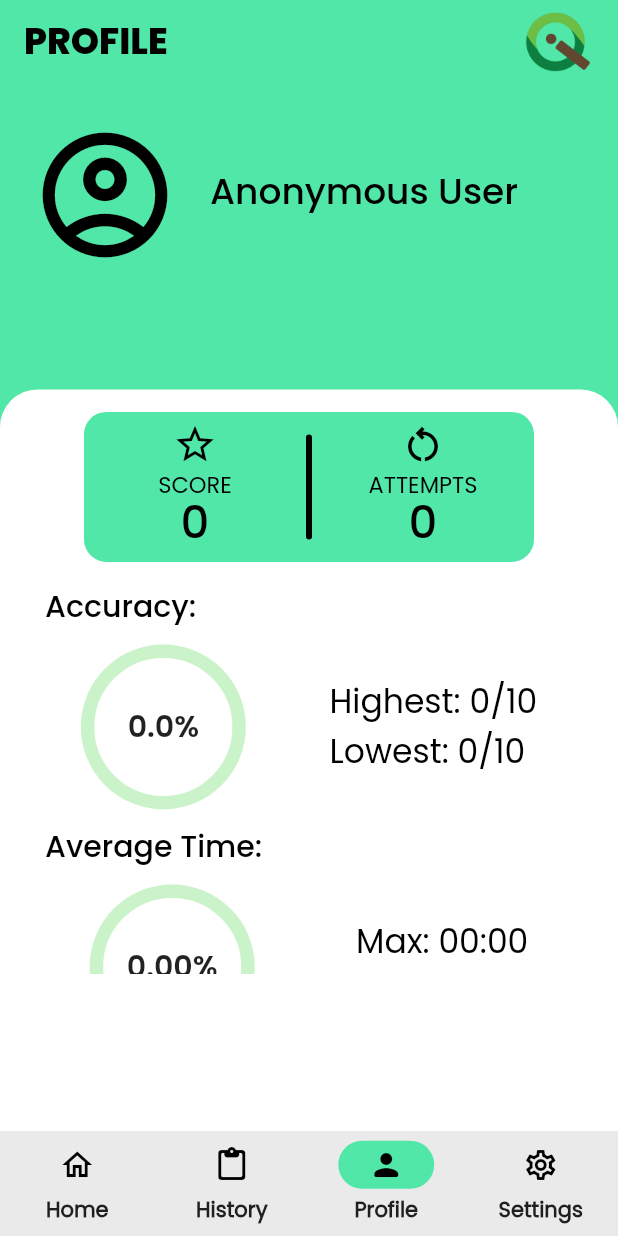
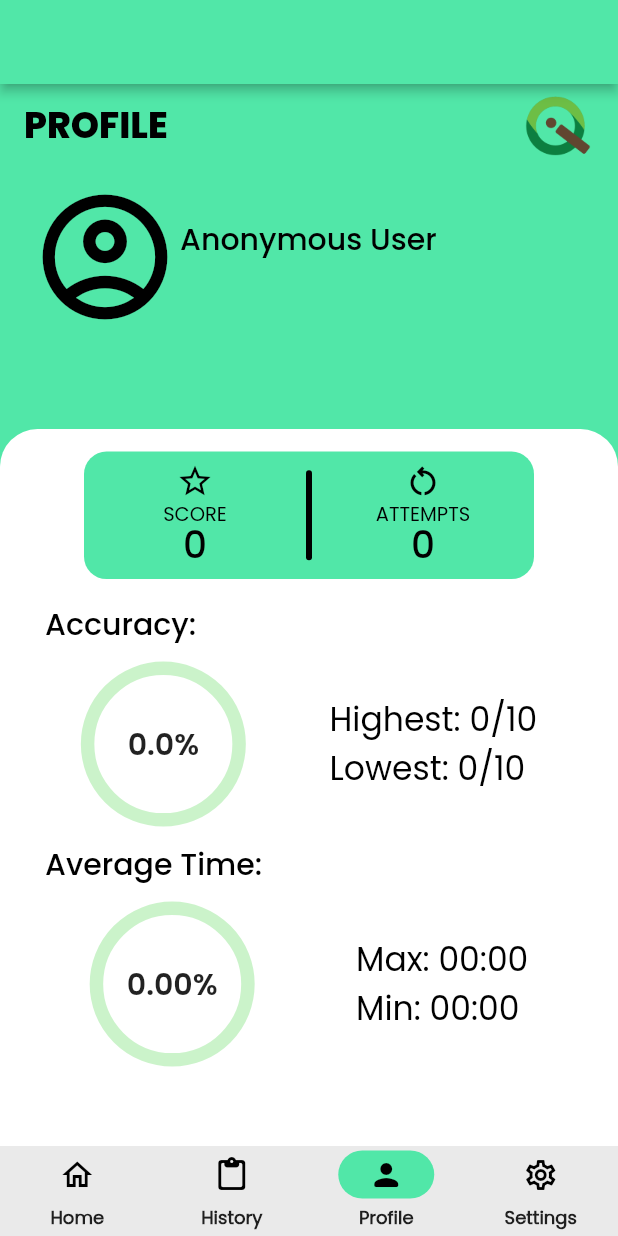
Before and after one commit to jelloalmoite/investor-quiz-app, a Flutter app: the screen it shows after launch, item 3 of the bottom bar chosen, on a phone screen of 412 x 824 dp. Run offline on Flutter 3.47's test engine with Material 2 defaults, Android fonts, the phone set to English and light mode, and no system bars; drawn by our look-alikes of auto_size_text, percent_indicator; our stand-ins replace animated_splash_screen, assets_audio_player, flutter_switch, google_mobile_ads, hive, hive_flutter and 6 more; missing offline and left inert: launch_review; accounts and stored records are empty; network calls fail.

Commit message:
Banner ad update & affected pages adjustment

```diff
--- a/lib/main.dart
+++ b/lib/main.dart
@@ -7,9 +7,11 @@ import '/pages/settings.dart';
 import 'package:hive_flutter/hive_flutter.dart';
 import 'package:animated_splash_screen/animated_splash_screen.dart';
 import 'package:page_transition/page_transition.dart';
+import 'package:google_mobile_ads/google_mobile_ads.dart';
 
 void main() async {
   WidgetsFlutterBinding.ensureInitialized();
+  MobileAds.instance.initialize();
   await Hive.initFlutter();
   await Hive.openBox('Personal_Finance');
   await Hive.openBox('Investment_and_Portfolio_Management');
@@ -81,6 +83,26 @@ class MainPage extends StatefulWidget {
 }
 
 class _MainPageState extends State<MainPage> {
+  late BannerAd _bannerAd;
+  bool _isAdLoaded = false;
+
+  _initBannerAd() {
+    _bannerAd = BannerAd(
+      adUnitId: "ca-app-pub-3940256099942544/6300978111",
+      size: AdSize.banner,
+      request: AdRequest(),
+      listener: BannerAdListener(
+          onAdLoaded: (ad) {
+            setState(() {
+              _isAdLoaded = true;
+            });
+          },
+          onAdFailedToLoad: (ad, error) {}),
+    );
+
+    _bannerAd.load();
+  }
+
   int selectedIndex = 0;
   final screens = [
     const HomePage(),
@@ -93,6 +115,7 @@ class _MainPageState extends State<MainPage> {
   @override
   void initState() {
     super.initState();
+    _initBannerAd();
     if (widget.chosenIndex != null) {
       selectedIndex = widget.chosenIndex!;
     }
@@ -124,6 +147,17 @@ class _MainPageState extends State<MainPage> {
         }
       },
       child: Scaffold(
+        appBar: AppBar(
+          elevation: 3,
+          centerTitle: true,
+          title: _isAdLoaded
+              ? SizedBox(
+                  height: _bannerAd.size.height.toDouble(),
+                  width: _bannerAd.size.width.toDouble(),
+                  child: AdWidget(ad: _bannerAd),
+                )
+              : const SizedBox(),
+        ),
         body: IndexedStack(
           index: selectedIndex,
           children: screens,
@@ -133,11 +167,11 @@ class _MainPageState extends State<MainPage> {
             indicatorColor: const Color.fromRGBO(81, 231, 168, 1),
             labelTextStyle: MaterialStateProperty.all(const TextStyle(
                 fontFamily: 'Poppins',
-                fontSize: 14,
+                fontSize: 12,
                 fontWeight: FontWeight.bold)),
           ),
           child: NavigationBar(
-            height: 70,
+            height: 60,
             selectedIndex: selectedIndex,
             onDestinationSelected: (index) =>
                 setState(() => selectedIndex = index),
--- a/lib/pages/home.dart
+++ b/lib/pages/home.dart
@@ -88,7 +88,7 @@ class _HomePageState extends State<HomePage> {
   //==========Category card image/icon
   cardImage(String title, String image) {
     Image picture = Image(
-        image: AssetImage(image), height: 130, width: 130, fit: BoxFit.cover);
+        image: AssetImage(image), height: 110, width: 110, fit: BoxFit.cover);
 
     if (title == 'Personal Finance') {
       return picture;
@@ -106,7 +106,7 @@ class _HomePageState extends State<HomePage> {
   Widget category(String title, String image, Color color1, Color color2,
       VoidCallback func, int catNo) {
     return Container(
-      height: 210,
+      height: 190,
       width: 160,
       decoration: BoxDecoration(
         gradient: LinearGradient(
@@ -246,7 +246,7 @@ class _HomePageState extends State<HomePage> {
                         fontSize: 18,
                         fontFamily: 'Poppins',
                         fontWeight: FontWeight.w500,
-                        height: 2,
+                        height: 0,
                         letterSpacing: 0.5,
                       )),
                 ],
--- a/lib/pages/profile.dart
+++ b/lib/pages/profile.dart
@@ -258,15 +258,15 @@ class _ProfilePageState extends State<ProfilePage> {
             mainAxisSize: MainAxisSize.max,
             children: <Widget>[
               Container(
-                height: size.height * 0.18,
+                height: size.height * 0.12,
                 child: Row(
                     crossAxisAlignment: CrossAxisAlignment.center,
                     mainAxisAlignment: MainAxisAlignment.start,
                     children: <Widget>[
                       Container(
                         margin: const EdgeInsets.fromLTRB(20, 0, 20, 0),
-                        height: 100,
-                        width: 100,
+                        height: 80,
+                        width: 80,
                         child: image != null
                             ? ClipOval(
                                 child: Image.file(image!, fit: BoxFit.cover))
@@ -284,7 +284,7 @@ class _ProfilePageState extends State<ProfilePage> {
                           maxLines: 3,
                           style: const TextStyle(
                               color: Colors.black,
-                              fontSize: 24,
+                              fontSize: 20,
                               fontFamily: 'Poppins-Medium',
                               fontWeight: FontWeight.w600,
                               height: 1),
@@ -295,7 +295,7 @@ class _ProfilePageState extends State<ProfilePage> {
 
               //White Box
               Container(
-                height: size.height * 0.6, //410
+                height: size.height * 0.58, //410
                 padding: const EdgeInsets.fromLTRB(30, 15, 30, 15),
                 child: Column(
                   children: [
@@ -313,21 +313,21 @@ class _ProfilePageState extends State<ProfilePage> {
                           children: <Widget>[
                             //=====Score
                             SizedBox(
-                              height: 90,
-                              width: 90,
+                              height: 75,
+                              width: 75,
                               child: Column(
                                   mainAxisAlignment: MainAxisAlignment.center,
                                   children: <Widget>[
                                     const Icon(
                                       Icons.star_border_outlined,
-                                      size: 30,
+                                      size: 25,
                                       color: Colors.black,
                                     ),
                                     const Text(
                                       'SCORE',
                                       style: TextStyle(
                                           color: Colors.black,
-                                          fontSize: 15,
+                                          fontSize: 13,
                                           fontFamily: 'Poppins',
                                           fontWeight: FontWeight.w500),
                                     ),
@@ -335,7 +335,7 @@ class _ProfilePageState extends State<ProfilePage> {
                                       nullToZero(tS).toString(),
                                       style: const TextStyle(
                                           color: Colors.black,
-                                          fontSize: 30,
+                                          fontSize: 25,
                                           fontFamily: 'Poppins-Medium',
                                           fontWeight: FontWeight.w500,
                                           height: 1.1),
@@ -344,7 +344,7 @@ class _ProfilePageState extends State<ProfilePage> {
                             ),
                             //=====Divider
                             Container(
-                              height: 70,
+                              height: 60,
                               width: 4,
                               decoration: BoxDecoration(
                                   color: Colors.black,
@@ -352,21 +352,21 @@ class _ProfilePageState extends State<ProfilePage> {
                             ),
                             //=====Attempts
                             SizedBox(
-                              height: 90,
-                              width: 90,
+                              height: 75,
+                              width: 75,
                               child: Column(
                                   mainAxisAlignment: MainAxisAlignment.center,
                                   children: <Widget>[
                                     const Icon(
                                       Icons.restart_alt_outlined,
-                                      size: 30,
+                                      size: 25,
                                       color: Colors.black,
                                     ),
                                     const Text(
                                       'ATTEMPTS',
                                       style: TextStyle(
                                           color: Colors.black,
-                                          fontSize: 15,
+                                          fontSize: 13,
                                           fontFamily: 'Poppins',
                                           fontWeight: FontWeight.w500),
                                     ),
@@ -374,7 +374,7 @@ class _ProfilePageState extends State<ProfilePage> {
                                       nullToZero(tA).toString(),
                                       style: const TextStyle(
                                           color: Colors.black,
-                                          fontSize: 30,
+                                          fontSize: 25,
                                           fontFamily: 'Poppins-Medium',
                                           fontWeight: FontWeight.w500,
                                           height: 1.1),
@@ -384,7 +384,7 @@ class _ProfilePageState extends State<ProfilePage> {
                           ]),
                     ),
                     SizedBox(
-                      height: 260,
+                      height: size.height * 0.38,
                       child: ListView(children: <Widget>[
                         //Accuracy
                         Row(
--- a/pubspec.yaml
+++ b/pubspec.yaml
@@ -46,6 +46,7 @@ dependencies:
   image_picker: ^0.8.5+3
   flutter_switch: ^0.3.2
   assets_audio_player: ^3.0.5
+  google_mobile_ads: ^1.3.0
 
 
   # The following adds the Cupertino Icons font to your application.
```
Also changed, not shown: pubspec.lock, 1 other file.
